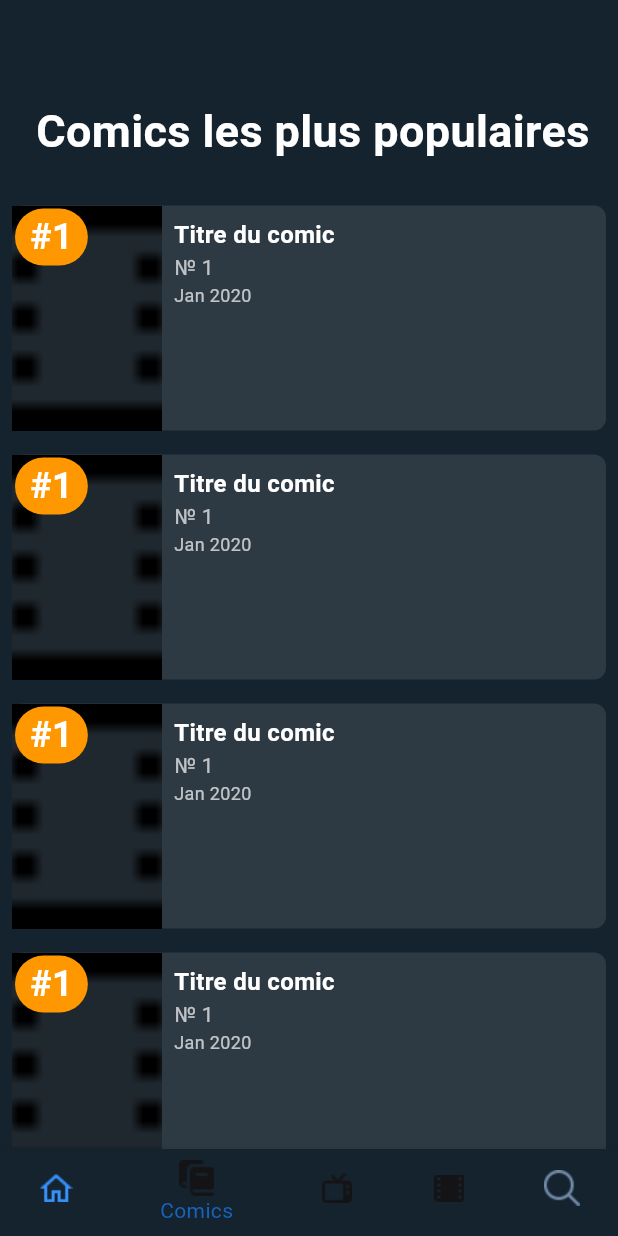
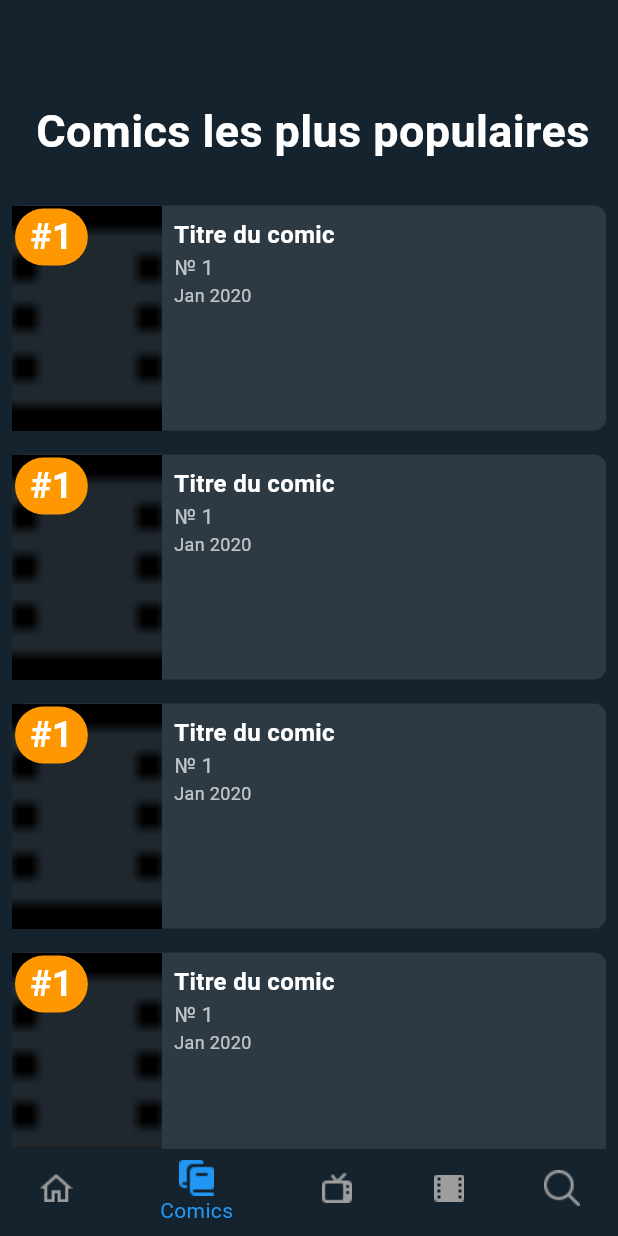
Before and after one commit to tomstacht/projet_prog_mobile-Martin-Stachtchenko, a Flutter app: the screen it shows after launch, item 2 of the bottom bar chosen, on a phone screen of 412 x 824 dp. Run offline on Flutter 3.47's test engine with Material 3 defaults, Android fonts, the light colour scheme and no system bars; network calls fail.

Commit message:
amélioration pages + ajout page comics

```diff
--- a/lib/base_page.dart
+++ b/lib/base_page.dart
@@ -36,33 +36,63 @@ class _BasePageState extends State<BasePage> {
       ),
       bottomNavigationBar: BottomNavigationBar(
         items: <BottomNavigationBarItem>[
-          BottomNavigationBarItem(
-            icon: Image.asset('images/navbar_home.png', height: 24),
-            label: 'Accueil',
+          _buildNavigationBarItem(
+            'Accueil',
+            'images/navbar_home.png',
+            0,
           ),
-          BottomNavigationBarItem(
-            icon: Image.asset('images/navbar_comics.png', height: 24),
-            label: 'Comics',
+          _buildNavigationBarItem(
+            'Comics',
+            'images/navbar_comics.png',
+            1,
           ),
-          BottomNavigationBarItem(
-            icon: Image.asset('images/navbar_series.png', height: 24),
-            label: 'Séries',
+          _buildNavigationBarItem(
+            'Séries',
+            'images/navbar_series.png',
+            2,
           ),
-          BottomNavigationBarItem(
-            icon: Image.asset('images/navbar_movies.png', height: 24),
-            label: 'Films',
+          _buildNavigationBarItem(
+            'Films',
+            'images/navbar_movies.png',
+            3,
           ),
-          BottomNavigationBarItem(
-            icon: Image.asset('images/navbar_search.png', height: 24),
-            label: 'Recherche',
+          _buildNavigationBarItem(
+            'Recherche',
+            'images/navbar_search.png',
+            4,
           ),
           // Add more items as needed
         ],
         currentIndex: _selectedIndex,
-        selectedItemColor: Colors.blue[800],
-        unselectedItemColor: Colors.grey[800],
+        selectedItemColor: Colors.blue, // Active item color
         onTap: _onItemTapped,
       ),
     );
   }
+
+  BottomNavigationBarItem _buildNavigationBarItem(
+      String label,
+      String imagePath,
+      int index,
+      ) {
+    bool isSelected = _selectedIndex == index;
+    return BottomNavigationBarItem(
+      icon: ColorFiltered(
+        colorFilter: isSelected
+            ? ColorFilter.mode(
+          Colors.blue, // Change the color to blue when selected
+          BlendMode.srcIn,
+        )
+            : ColorFilter.mode(
+          Colors.grey, // Change the color to grey when not selected
+          BlendMode.srcIn,
+        ),
+        child: Image.asset(
+          imagePath,
+          height: 24,
+        ),
+      ),
+      label: label,
+    );
+  }
 }
```
